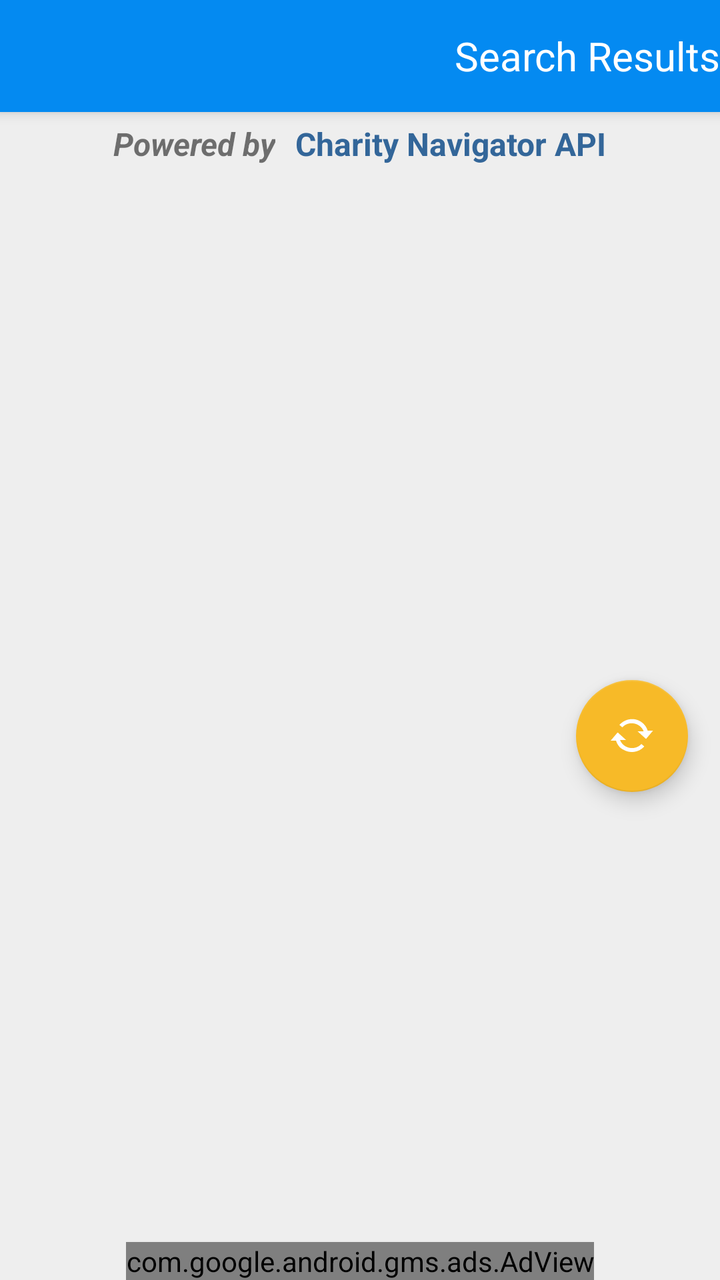
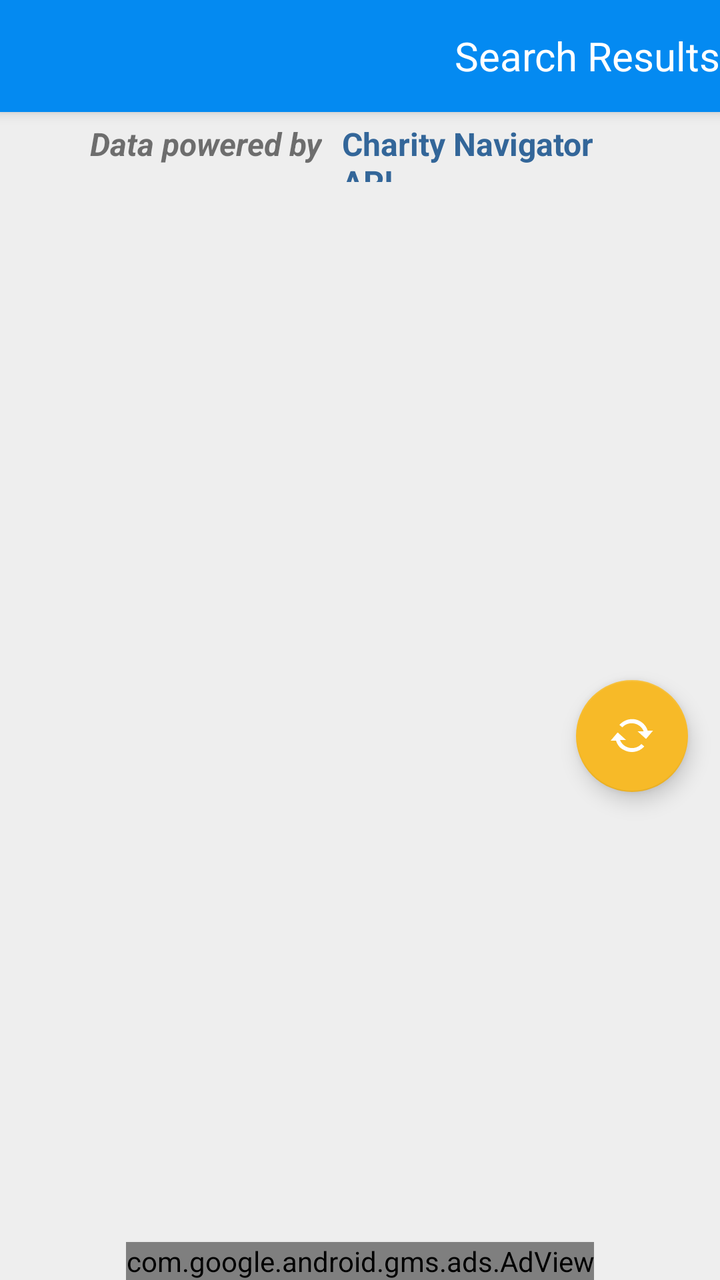

Screens rendered from an Android XML layout before and after an edit, with the pre-edit source and the edit as a unified diff.
<!-- AndroidManifest.xml: activity theme AppTheme.NoActionBar -->
<!-- res/layout/activity_index.xml -->
<?xml version="1.0" encoding="utf-8"?>
<androidx.coordinatorlayout.widget.CoordinatorLayout
    xmlns:android="http://schemas.android.com/apk/res/android"
    xmlns:app="http://schemas.android.com/apk/res-auto"
    xmlns:tools="http://schemas.android.com/tools"
    android:layout_width="match_parent"
    android:layout_height="match_parent"
    android:fitsSystemWindows="true"
    tools:context=".view.IndexActivity">

    <com.google.android.material.appbar.AppBarLayout
        android:id="@+id/spawn_appbar"
        android:layout_width="match_parent"
        android:layout_height="wrap_content"
        android:theme="@style/AppTheme.AppBarOverlay">

        <androidx.appcompat.widget.Toolbar
            android:id="@+id/spawn_toolbar"
            android:layout_width="match_parent"
            android:layout_height="?attr/actionBarSize"
            app:popupTheme="@style/AppTheme.PopupOverlay">

            <TextView
                android:layout_width="match_parent"
                android:layout_height="match_parent"
                android:gravity="end|center_vertical"
                android:textSize="@dimen/text_size_paragraph_title"
                android:textColor="#fff"
                android:text="@string/title_activity_index"
                style="@style/AppTheme.AppBarOverlay"/>

        </androidx.appcompat.widget.Toolbar>

    </com.google.android.material.appbar.AppBarLayout>

    <LinearLayout
        android:layout_width="match_parent"
        android:layout_height="match_parent"
        android:orientation="vertical"
        app:layout_behavior="@string/appbar_scrolling_view_behavior">

        <LinearLayout
            android:id="@+id/index_attribution"
            android:layout_width="match_parent"
            android:layout_height="40dp"
            android:paddingStart="40dp"
            android:paddingEnd="40dp"
            android:gravity="center"
            android:background="@color/colorChalk"
            android:orientation="horizontal">

            <TextView
                android:layout_width="wrap_content"
                android:layout_height="match_parent"
                android:textSize="@dimen/text_size_paragraph"
                android:padding="5dp"
                android:textStyle="italic|bold"
                android:text="Powered by"/>

            <TextView
                android:layout_width="wrap_content"
                android:layout_height="match_parent"
                android:textSize="@dimen/text_size_paragraph"
                android:padding="5dp"
                android:textStyle="bold"
                android:textColor="#336699"
                android:text="Charity Navigator API"/>

        </LinearLayout>

        <LinearLayout
            android:layout_width="match_parent"
            android:layout_height="match_parent"
            android:orientation="horizontal">

            <FrameLayout
                android:id="@+id/spawn_list_container"
                android:layout_width="match_parent"
                android:layout_height="match_parent">


                <androidx.recyclerview.widget.RecyclerView
                    android:id="@+id/spawn_list"
                    android:layout_width="match_parent"
                    android:layout_height="match_parent"
                    android:background="@color/colorChalk"
                    app:layoutManager="androidx.recyclerview.widget.LinearLayoutManager"
                    tools:context=".view.IndexActivity"
                    tools:listitem="@layout/item_index"/>

                <ProgressBar
                    android:id="@+id/spawn_progress"
                    android:layout_width="80dp"
                    android:layout_height="80dp"
                    android:layout_gravity="center"
                    android:visibility="gone"/>

                <com.google.android.material.floatingactionbutton.FloatingActionButton
                    android:id="@+id/spawn_fab"
                    android:layout_width="wrap_content"
                    android:layout_height="wrap_content"
                    android:layout_gravity="center_vertical|end"
                    android:layout_marginEnd="@dimen/fab_margin"
                    android:backgroundTint="@color/colorCheer"
                    app:srcCompat="@drawable/action_sync"
                    android:contentDescription="@string/description_refresh_button"/>
            </FrameLayout>

            <FrameLayout
                android:id="@+id/spawn_detail_container"
                android:layout_width="match_parent"
                android:layout_height="match_parent"
                android:visibility="gone"
                android:background="@color/colorNeutralLight"
                app:layout_behavior="@string/appbar_scrolling_view_behavior" />

        </LinearLayout>

    </LinearLayout>

    <com.google.android.gms.ads.AdView

        xmlns:ads="http://schemas.android.com/apk/res-auto"
        android:id="@+id/index_banner"
        android:layout_width="wrap_content"
        android:layout_height="wrap_content"
        android:layout_gravity="center_horizontal|bottom"
        ads:adSize="BANNER"
        ads:adUnitId="@string/am_banner_id"/>

</androidx.coordinatorlayout.widget.CoordinatorLayout>
<!-- res/layout/item_index.xml (included above) -->
<?xml version="1.0" encoding="utf-8"?>
<androidx.constraintlayout.widget.ConstraintLayout
    xmlns:android="http://schemas.android.com/apk/res/android"
    xmlns:app="http://schemas.android.com/apk/res-auto"
    android:id="@+id/spawn_item_view"
    android:layout_width="match_parent"
    android:layout_height="125dp"
    android:layout_margin="2dp"
    android:background="#fff">

        <TextView
            android:id="@+id/spawn_item_primary"
            android:layout_width="0dp"
            android:layout_height="55dp"
            android:layout_margin="4dp"
            android:ellipsize="end"
            android:scrollHorizontally="true"
            android:textAppearance="?attr/textAppearanceListItem"
            android:textSize="@dimen/text_size_paragraph_title"
            app:layout_constraintEnd_toEndOf="parent"
            app:layout_constraintHorizontal_bias="0.473"
            app:layout_constraintStart_toStartOf="parent"
            app:layout_constraintTop_toTopOf="parent" />

        <LinearLayout
            android:id="@+id/spawn_item_details"
            android:layout_width="0dp"
            android:layout_height="64dp"
            android:orientation="vertical"
            android:layout_margin="4dp"
            app:layout_constraintHorizontal_bias="1.0"
            app:layout_constraintEnd_toStartOf="@+id/relativeLayout"
            app:layout_constraintStart_toStartOf="parent"
            app:layout_constraintTop_toBottomOf="@+id/spawn_item_primary"
            app:layout_constraintBottom_toBottomOf="parent">

            <TextView
                android:id="@+id/spawn_item_secondary"
                android:layout_width="match_parent"
                android:layout_height="32dp"
                android:textAppearance="?attr/textAppearanceListItem" />

            <TextView
                android:id="@+id/spawn_item_tertiary"
                android:layout_width="match_parent"
                android:layout_height="32dp"
                android:textAppearance="?attr/textAppearanceListItem"/>

        </LinearLayout>

        <RelativeLayout
            android:id="@+id/relativeLayout"
            android:layout_width="77dp"
            android:layout_height="62dp"
            android:layout_margin="4dp"
            app:layout_constraintBottom_toBottomOf="parent"
            app:layout_constraintEnd_toEndOf="parent"
            app:layout_constraintHorizontal_bias="1.0"
            app:layout_constraintStart_toEndOf="@+id/spawn_item_details">

            <ImageView
                android:id="@+id/spawn_item_logo"
                android:layout_width="wrap_content"
                android:layout_height="300dp"
                android:adjustViewBounds="true"
                android:contentDescription="@string/description_charity_logo" />

        </RelativeLayout>

</androidx.constraintlayout.widget.ConstraintLayout>
<!-- resources referenced by this layout -->
<resources>
  <color name="colorChalk">#EEE</color>
  <color name="colorCheer">#F7BA28</color>
  <color name="colorNeutralLight">#DDD</color>
  <dimen name="fab_margin">16dp</dimen>
  <dimen name="text_size_paragraph">16sp</dimen>
  <dimen name="text_size_paragraph_title">20sp</dimen>
  <!-- drawable action_sync: png bitmap (drawable-hdpi, 1012 bytes) -->
  <string name="description_charity_logo">This is the logo that corresponds to the listed charity</string>
  <string name="description_refresh_button">Press this button to refresh the list of charities</string>
  <string name="title_activity_index">Search Results</string>
  <style name="AppTheme.AppBarOverlay" parent="ThemeOverlay.AppCompat.Dark.ActionBar" />
  <style name="AppTheme.PopupOverlay" parent="@android:style/Widget.PopupMenu">
          <item name="android:background">@color/colorPrimary</item>
      </style>
  <style name="AppTheme.NoActionBar">
          <item name="windowActionBar">false</item>
          <item name="windowNoTitle">true</item>
      </style>
  <color name="colorPrimary">#048AF1</color>
</resources>

<!-- the commit's change to res/layout/activity_index.xml (unified diff, before → after) -->
@@ -55,7 +55,7 @@
                 android:textSize="@dimen/text_size_paragraph"
                 android:padding="5dp"
                 android:textStyle="italic|bold"
-                android:text="Powered by"/>
+                android:text="Data powered by"/>
 
             <TextView
                 android:layout_width="wrap_content"
